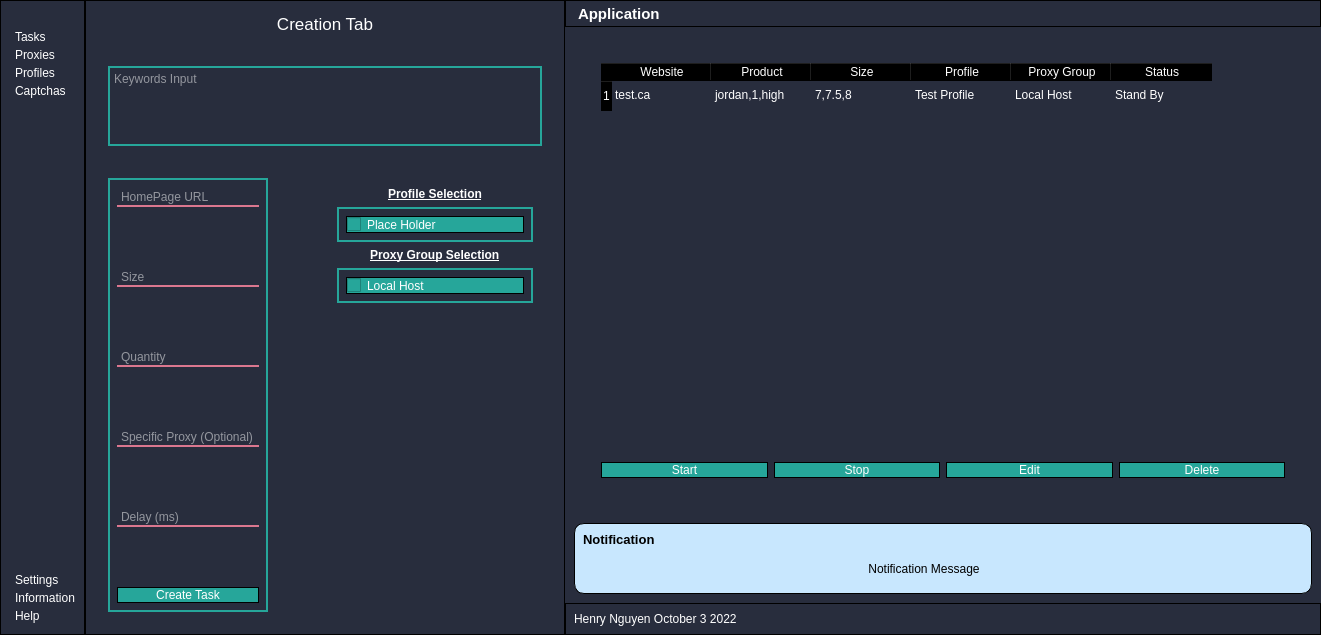
This is GUI/interface7.ui in henry-minh/COMP4905-Honours-Henry as Qt 5 draws it before an edit. The edited form follows.
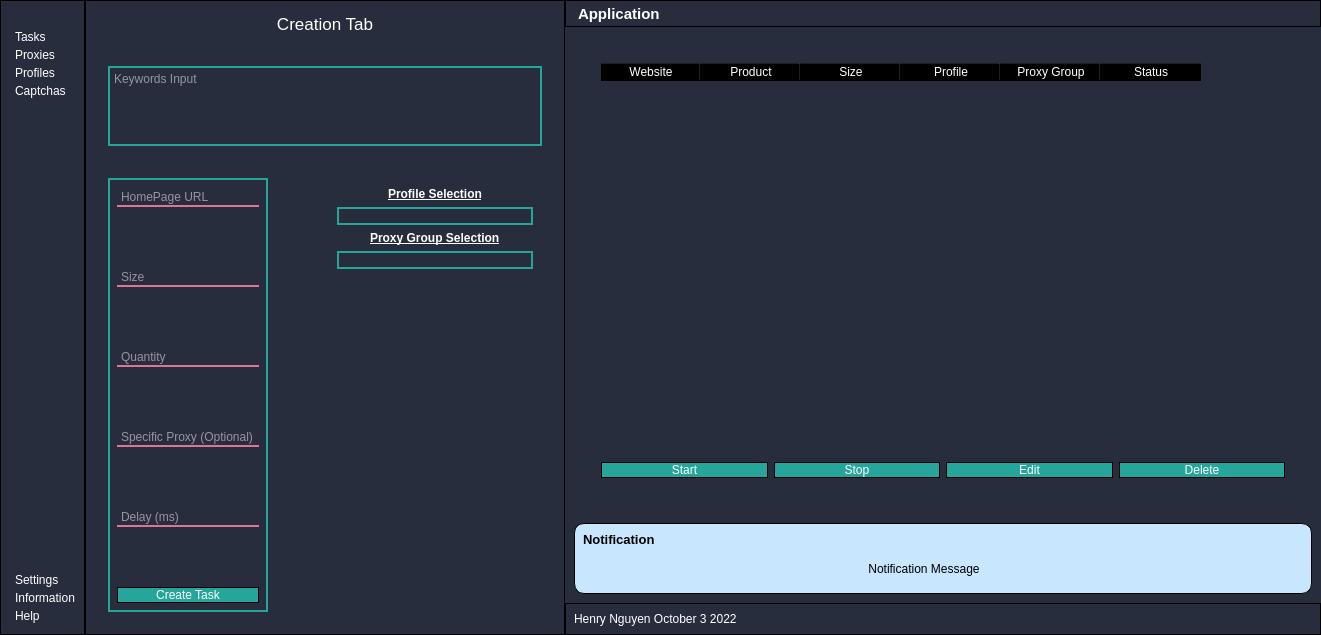
This is the edited form. Icons and pictures are not drawn.

The edit to the form file:
```diff
--- a/GUI/interface7.ui
+++ b/GUI/interface7.ui
@@ -624,15 +624,7 @@
                     </item>
                     <item>
                      <widget class="QWidget" name="profileSelectionContainer" native="true">
-                      <layout class="QVBoxLayout" name="verticalLayout_38">
-                       <item>
-                        <widget class="QCheckBox" name="profileSelectionCombo">
-                         <property name="text">
-                          <string>Place Holder</string>
-                         </property>
-                        </widget>
-                       </item>
-                      </layout>
+                      <layout class="QVBoxLayout" name="verticalLayout_38"/>
                      </widget>
                     </item>
                     <item alignment="Qt::AlignHCenter">
@@ -650,15 +642,7 @@
                     </item>
                     <item>
                      <widget class="QWidget" name="proxySelectionContainer" native="true">
-                      <layout class="QVBoxLayout" name="verticalLayout_39">
-                       <item>
-                        <widget class="QCheckBox" name="profileProxySelectCombo">
-                         <property name="text">
-                          <string>Local Host</string>
-                         </property>
-                        </widget>
-                       </item>
-                      </layout>
+                      <layout class="QVBoxLayout" name="verticalLayout_39"/>
                      </widget>
                     </item>
                    </layout>
@@ -1440,11 +1424,6 @@
                    <layout class="QVBoxLayout" name="verticalLayout_34">
                     <item>
                      <widget class="QTableWidget" name="taskTable">
-                      <row>
-                       <property name="text">
-                        <string>1</string>
-                       </property>
-                      </row>
                       <column>
                        <property name="text">
                         <string>Website</string>
@@ -1475,36 +1454,6 @@
                         <string>Status</string>
                        </property>
                       </column>
-                      <item row="0" column="0">
-                       <property name="text">
-                        <string>test.ca</string>
-                       </property>
-                      </item>
-                      <item row="0" column="1">
-                       <property name="text">
-                        <string>jordan,1,high</string>
-                       </property>
-                      </item>
-                      <item row="0" column="2">
-                       <property name="text">
-                        <string>7,7.5,8</string>
-                       </property>
-                      </item>
-                      <item row="0" column="3">
-                       <property name="text">
-                        <string>Test Profile</string>
-                       </property>
-                      </item>
-                      <item row="0" column="4">
-                       <property name="text">
-                        <string>Local Host</string>
-                       </property>
-                      </item>
-                      <item row="0" column="5">
-                       <property name="text">
-                        <string>Stand By</string>
-                       </property>
-                      </item>
                      </widget>
                     </item>
                    </layout>
```
